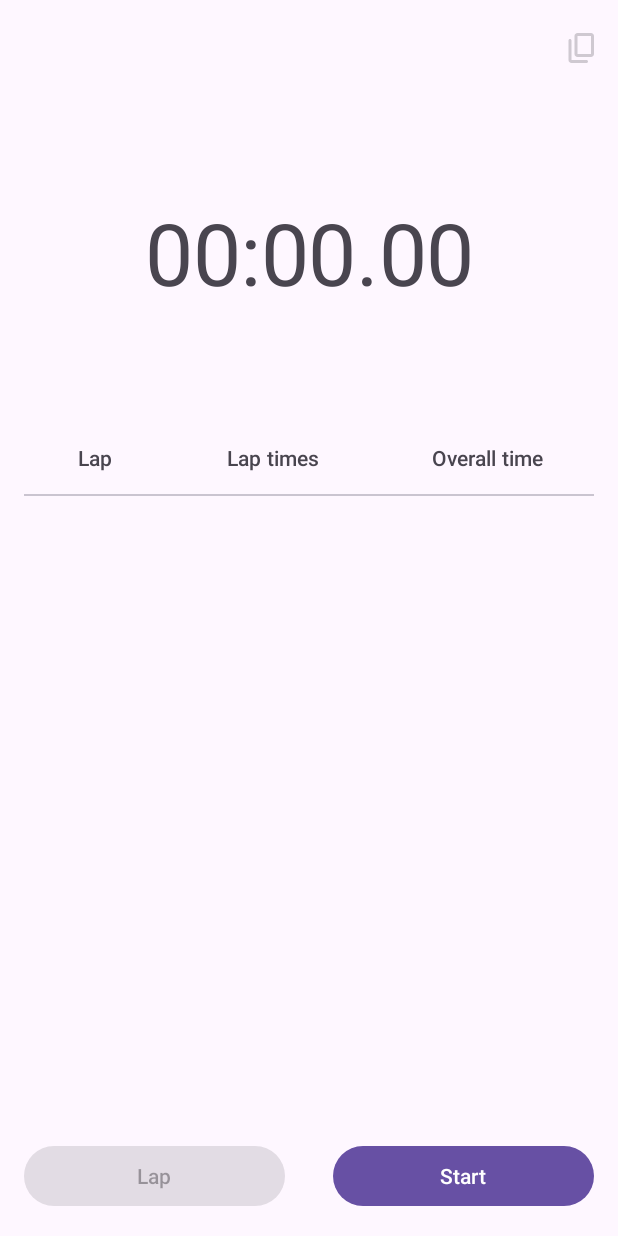
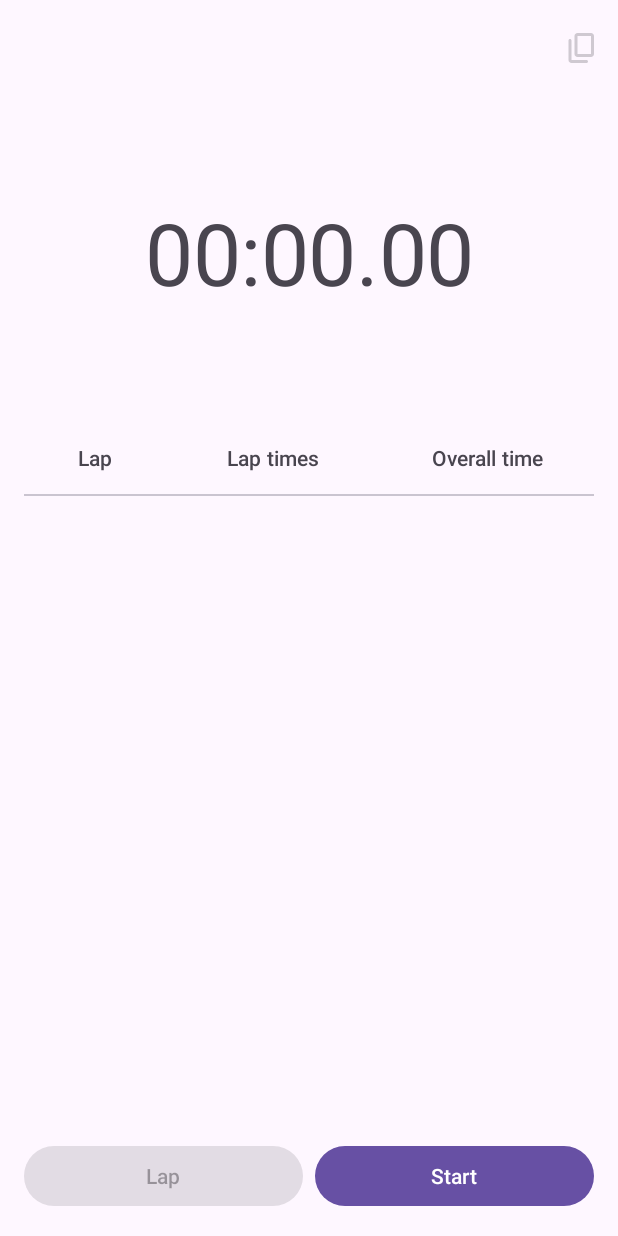
Before and after one commit to wing-tree/stopwatch, an Android app: the screen it shows after launch (MainActivity), on a phone screen of 412 x 824 dp. Run offline under Robolectric (Android 15) with nearby library versions, the phone set to English and light mode, and no system bars; our stand-ins replace AdMob; 2 statements that could not run were skipped.

Commit message:
Change the spacing between buttons

```diff
--- a/app/src/main/res/values/dimens.xml
+++ b/app/src/main/res/values/dimens.xml
@@ -1,4 +1,5 @@
 <resources>
+    <dimen name="margin_8dp">8dp</dimen>
     <dimen name="margin_16dp">16dp</dimen>
 
     <dimen name="banner">50dp</dimen>
@@ -8,7 +9,7 @@
     <dimen name="margin_vertical">@dimen/margin_16dp</dimen>
     <dimen name="padding_horizontal">@dimen/margin_16dp</dimen>
     <dimen name="padding_vertical">@dimen/margin_16dp</dimen>
-    <dimen name="space_width">32dp</dimen>
+    <dimen name="space_width">@dimen/margin_8dp</dimen>
 
     <item format="float" name="disabled_alpha" type="dimen">0.26</item>
 </resources>
```
